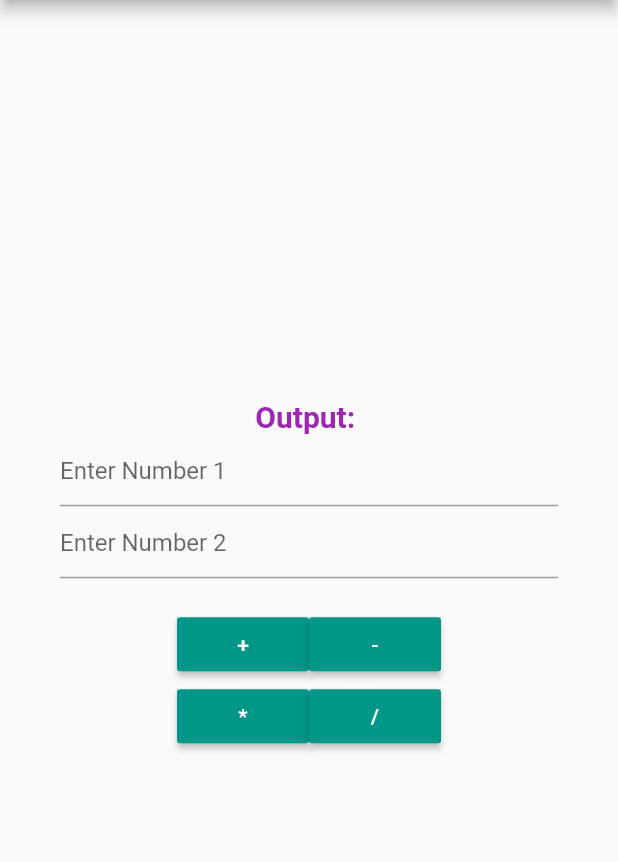
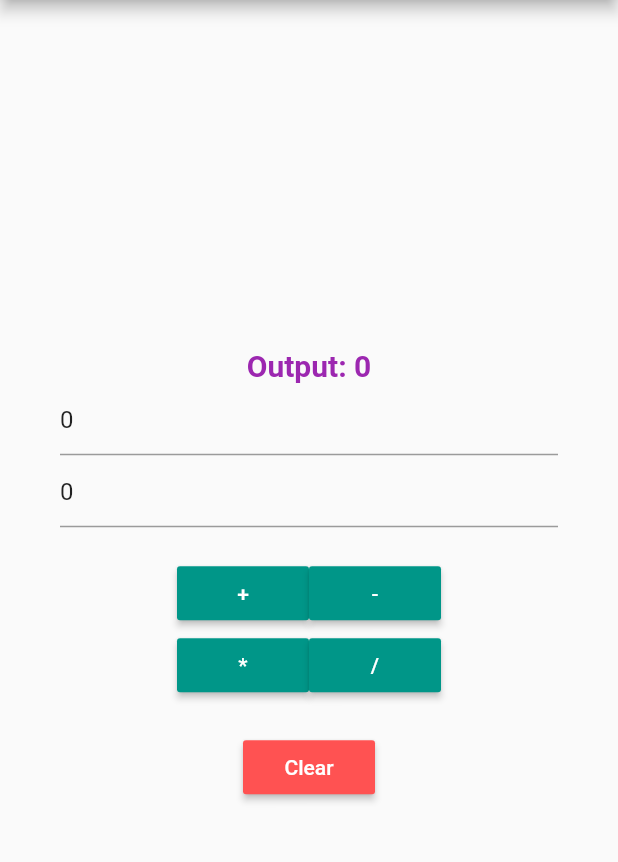
Before and after one commit to malisahin/Calculator, a Flutter app: the screen it shows after launch, on a phone screen of 412 x 824 dp, the part 84-946 px from its top. Run offline on Flutter 3.47's test engine with Material 2 defaults, Android fonts, the phone set to English and light mode, and no system bars.

Commit message:
Add account buttons and functions

```diff
--- a/lib/state/home.state.dart
+++ b/lib/state/home.state.dart
@@ -2,8 +2,60 @@ import 'package:calculator/screen/home.dart';
 import 'package:flutter/material.dart';
 
 class HomeState extends State<Home> {
+  var number1 = 0, number2 = 0, result = 0;
+
+  final TextEditingController firstInput = TextEditingController(text: "0");
+  final TextEditingController secondInput = TextEditingController(text: "0");
+
+  void addition() {
+    this.getInputValues();
+    setState(() {
+      result = number1 + number2;
+    });
+  }
+
+  void subtract() {
+    this.getInputValues();
+    setState(() {
+      result = number1 - number2;
+    });
+  }
+
+  void divide() {
+    this.getInputValues();
+    setState(() {
+      result = number2 == 0 ? 0 : number1 ~/ number2;
+    });
+  }
+
+  void multiply() {
+    this.getInputValues();
+    setState(() {
+      result = number1 * number2;
+    });
+  }
+
+  void reset() {
+    setState(() {
+      firstInput.text = "0";
+      secondInput.text = "0";
+      result = 0;
+    });
+  }
+
+  void getInputValues() {
+    setState(() {
+      number1 = int.parse(firstInput.text);
+      number2 = int.parse(secondInput.text);
+    });
+  }
+
   @override
   Widget build(BuildContext context) {
+    return getScaffold();
+  }
+
+  Scaffold getScaffold() {
     return Scaffold(
         appBar: AppBar(
           centerTitle: true,
@@ -12,54 +64,75 @@ class HomeState extends State<Home> {
             textAlign: TextAlign.center,
           ),
         ),
-      body: Container(
+        body: getScaffoldBody());
+  }
+
+  Container getScaffoldBody() {
+    return Container(
         padding: EdgeInsets.all(40),
         child: Center(
             child: Column(
           mainAxisAlignment: MainAxisAlignment.center,
           children: <Widget>[
-              Text("Output: ",
+            Text("Output: $result",
                 style: TextStyle(
                     fontSize: 20,
                     color: Colors.purple,
                     fontWeight: FontWeight.bold)),
-              getTextFields("Enter Number 1"),
-              getTextFields("Enter Number 2"),
-              Padding(
-                padding: const EdgeInsets.only(top: 20),
-              ),
+            getTextFields("Enter Number 1", firstInput),
+            getTextFields("Enter Number 2", secondInput),
+            getPadding(),
             Row(
               mainAxisAlignment: MainAxisAlignment.center,
               children: <Widget>[
-                  getAccountButton("+"),
-                  getAccountButton("-")
+                getAccountButton("+", this.addition),
+                getAccountButton("-", this.subtract)
               ],
             ),
             Row(
               mainAxisAlignment: MainAxisAlignment.center,
               children: <Widget>[
-                  getAccountButton("*"),
-                  getAccountButton("/")
+                getAccountButton("*", this.multiply),
+                getAccountButton("/", this.divide)
+              ],
+            ),
+            getPadding(),
+            Row(
+              mainAxisAlignment: MainAxisAlignment.center,
+              children: <Widget>[
+                MaterialButton(
+                  child: Text("Clear"),
+                  onPressed: reset,
+                  color: Colors.redAccent,
+                  textTheme: ButtonTextTheme.primary,
+                )
               ],
             )
           ],
-          ))),
+        )));
+  }
+
+  TextField getTextFields(
+      String placeFolder, TextEditingController textController) {
+    return TextField(
+      keyboardType: TextInputType.number,
+      decoration: InputDecoration(hintText: placeFolder),
+      controller: textController,
     );
   }
 
-  TextField getTextFields(String placeFolder) {
-    return TextField(
-      keyboardType: TextInputType.number,
-      decoration: InputDecoration(hintText: placeFolder),
-    );
-  }
-
-  MaterialButton getAccountButton(String name) {
+  MaterialButton getAccountButton(String name, Function onPress) {
     return MaterialButton(
       child: Text(name),
-      onPressed: () {},
+      onPressed: onPress,
       color: Colors.teal,
       textTheme: ButtonTextTheme.primary,
     );
   }
+
+  Padding getPadding() {
+    return Padding(
+      padding: const EdgeInsets.only(top: 20),
+    );
   }
+}
```
Lines whose indentation alone changed are shown as unchanged.
